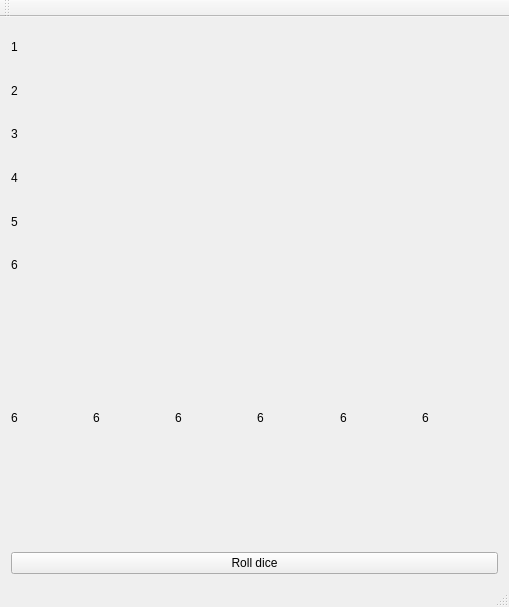
Before: the Qt Designer form mainwindow.ui in Sticky-Device/njamb, drawn with Qt 5.
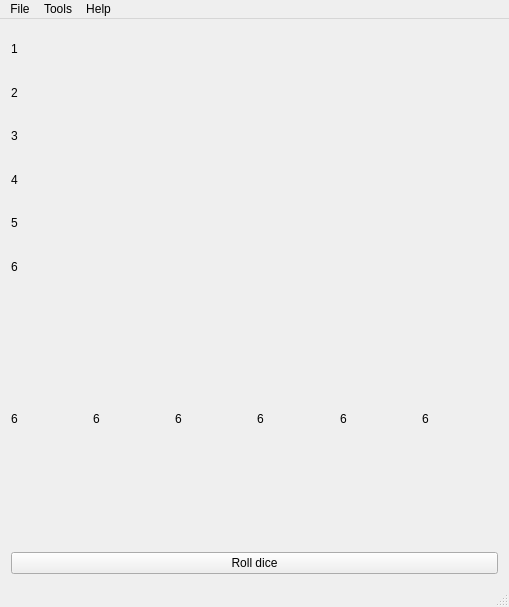
After: the same form once the commit is applied.

Commit message: Menu bar added

Diff of the .ui file:
```diff
--- a/mainwindow.ui
+++ b/mainwindow.ui
@@ -167,14 +167,30 @@
      <height>22</height>
     </rect>
    </property>
-  </widget>
-  <widget class="QToolBar" name="mainToolBar">
-   <attribute name="toolBarArea">
-    <enum>TopToolBarArea</enum>
-   </attribute>
-   <attribute name="toolBarBreak">
-    <bool>false</bool>
-   </attribute>
+   <widget class="QMenu" name="menuFile">
+    <property name="title">
+     <string>File</string>
+    </property>
+    <addaction name="separator"/>
+    <addaction name="actionNew_Game"/>
+    <addaction name="separator"/>
+    <addaction name="actionQuit"/>
+   </widget>
+   <widget class="QMenu" name="menuTools">
+    <property name="title">
+     <string>Tools</string>
+    </property>
+    <addaction name="actionOptions"/>
+   </widget>
+   <widget class="QMenu" name="menuHelp">
+    <property name="title">
+     <string>Help</string>
+    </property>
+    <addaction name="actionAbout_Njamb"/>
+   </widget>
+   <addaction name="menuFile"/>
+   <addaction name="menuTools"/>
+   <addaction name="menuHelp"/>
   </widget>
   <widget class="QStatusBar" name="statusBar"/>
  </widget>
```
Left out of the diff: 22 changed lines with no effect on the pictures. The commit also changes 1 other file.
